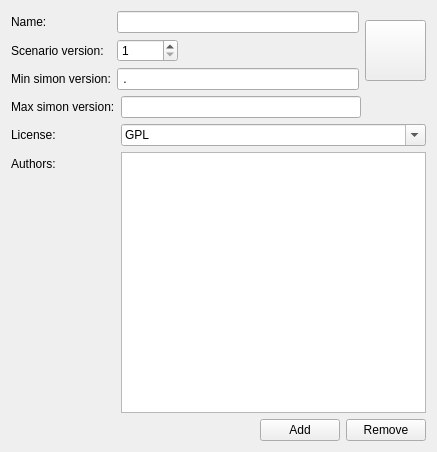
Qt form simonlib/simonscenarioui/modifyscenario.ui (KDE/simon) before a commit.
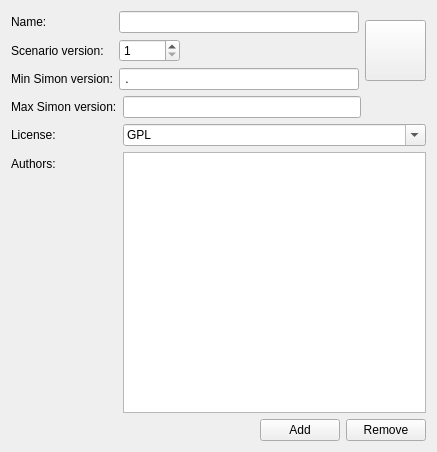
The same form after that commit. Custom widgets are drawn as their Qt base class.

Diff of the .ui file:
```diff
--- a/simonlib/simonscenarioui/modifyscenario.ui
+++ b/simonlib/simonscenarioui/modifyscenario.ui
@@ -54,7 +54,7 @@
        <item row="2" column="0">
         <widget class="QLabel" name="lbMinVersion">
          <property name="text">
-          <string>Min simon version:</string>
+          <string>Min Simon version:</string>
          </property>
         </widget>
        </item>
@@ -84,7 +84,7 @@
      <item row="0" column="0">
       <widget class="QLabel" name="lbMaxVersion">
        <property name="text">
-        <string>Max simon version:</string>
+        <string>Max Simon version:</string>
        </property>
        <property name="wordWrap">
         <bool>true</bool>
```
